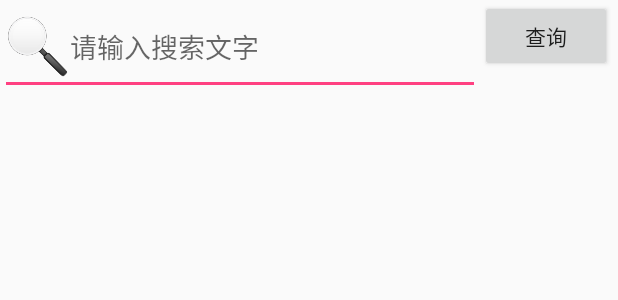
After one commit to zxg1351/decorateOfMaple, an Android app: the layout include_search_bar.xml on its own in the app's theme, with its tools: preview values and no code run, on a phone screen of 412 x 824 dp. The commit adds this screen. Shown: the top 300 px of the screen. Run offline under Robolectric (Android 15) with nearby library versions, the phone set to English and light mode, and no system bars.

Commit message:
#20170511 commit

```diff
--- a/app/build.gradle
+++ b/app/build.gradle
@@ -30,4 +30,5 @@ dependencies {
     compile 'com.github.bumptech.glide:glide:3.7.0'
     compile 'com.blankj:utilcode:1.3.6'
     compile files('libs/sun.misc.BASE64Decoder.jar')
+
 }
--- a/app/src/main/AndroidManifest.xml
+++ b/app/src/main/AndroidManifest.xml
@@ -13,7 +13,6 @@
     <uses-permission android:name="android.permission.READ_EXTERNAL_STORAGE"></uses-permission>
     <uses-feature android:name="android.hardware.camera"/>
     <uses-feature android:name="android.hardware.camera.autofocus"/>
-
     <uses-permission android:name="android.permission.CAMERA"/>
     <uses-permission android:name="android.permission.WRITE_EXTERNAL_STORAGE"></uses-permission>
 
@@ -40,7 +39,7 @@
         <activity android:name=".ui.ThreeActivity"
             android:theme="@style/themeSetting"></activity>
         <activity android:name=".ui.ContactListActivity"
-
+            android:theme="@style/themeSetting"
             ></activity>
         <activity android:name=".ui.ImageActivity"
             android:theme="@style/themeSetting"
--- a/app/src/main/java/com/example/administrator/zxg/MainActivity.java
+++ b/app/src/main/java/com/example/administrator/zxg/MainActivity.java
@@ -5,6 +5,7 @@ import android.os.Bundle;
 import android.support.v7.widget.LinearLayoutManager;
 import android.support.v7.widget.RecyclerView;
 import android.view.View;
+import android.widget.TextView;
 import android.widget.Toast;
 
 import com.example.administrator.zxg.adapter.HomeAdapter;
@@ -21,12 +22,14 @@ public class MainActivity extends CommonActivity {
     private RecyclerView recyclerview;
     private List<String> mData;
     private HomeAdapter mHomeAdapter;
+    private TextView tv_title;//标题
 
     @Override
     protected void onCreate(Bundle savedInstanceState) {
         super.onCreate(savedInstanceState);
         setContentView(R.layout.activity_main);
         initDate();
+        tv_title.setText("天涯海角");
         recyclerview = (RecyclerView) findViewById(R.id.id_recyclerview);
         recyclerview.setLayoutManager(new LinearLayoutManager(this));
         recyclerview.setHasFixedSize(true);
@@ -35,7 +38,6 @@ public class MainActivity extends CommonActivity {
         mHomeAdapter.setOnItemClickLitener(new HomeAdapter.OnItemClickLitener() {
             @Override
             public void onItemClick(View view, int position) {
-                Toast.makeText(MainActivity.this,"hangan",Toast.LENGTH_SHORT).show();
                 Intent intent = new Intent(MainActivity.this, ContactListActivity.class);
                 startActivity(intent);
             }
@@ -51,6 +53,7 @@ public class MainActivity extends CommonActivity {
     }
 
     private void initDate() {
+        tv_title= (TextView)  findViewById(R.id.tv_title);
         mData = new ArrayList<>();
         for (int i = 'A'; i < 'z'; i++) {
             mData.add("" + (char) i);
--- a/app/src/main/res/layout/activity_contact_list.xml
+++ b/app/src/main/res/layout/activity_contact_list.xml
@@ -3,6 +3,9 @@
               android:orientation="vertical"
               android:layout_width="match_parent"
               android:layout_height="match_parent">
+        <include layout="@layout/include_head_text"></include>
+        <include layout="@layout/include_search_bar"></include>
+
         <ListView
             android:id="@+id/lv_contact"
             android:layout_width="match_parent"
--- /dev/null
+++ b/app/src/main/res/layout/include_search_bar.xml
@@ -0,0 +1,32 @@
+<?xml version="1.0" encoding="utf-8"?>
+<LinearLayout xmlns:android="http://schemas.android.com/apk/res/android"
+    android:orientation="horizontal" android:layout_width="match_parent"
+    android:layout_height="100px">
+
+    <LinearLayout
+        android:layout_width="0dp"
+        android:layout_height="wrap_content"
+        android:layout_weight="3.5"
+        android:orientation="horizontal">
+        <EditText
+            android:id="@+id/et_search"
+            android:layout_width="match_parent"
+            android:layout_height="wrap_content"
+            android:drawableLeft="@mipmap/magnifier"
+            android:hint="@string/search_label"/>
+    </LinearLayout>
+
+    <LinearLayout
+        android:layout_width="0dp"
+        android:layout_height="wrap_content"
+        android:orientation="horizontal"
+        android:layout_weight="1">
+
+        <Button
+            android:layout_width="wrap_content"
+            android:layout_height="wrap_content"
+            android:onClick="contactSearch"
+            android:text="查询"/>
+    </LinearLayout>
+
+</LinearLayout>
--- a/app/src/main/res/values/strings.xml
+++ b/app/src/main/res/values/strings.xml
@@ -11,4 +11,7 @@
     <string name="input_mobile">请输入手机号码</string>
     <string name="verificationCode">请输入验证码</string>
     <string name="input_newPassword">请输入新密码</string>
+    <string name="search_label">请输入搜索文字</string>
+    <string name="search_label1">请输入搜索文字</string>
+    <string name="settings_description">设置描述</string>
 </resources>
```
Also changed, not shown: app/src/main/java/com/example/administrator/zxg/adapter/ContactListAdapter.java (added, +80 -0 lines), app/src/main/java/com/example/administrator/zxg/ui/ContactListActivity.java (+33 -72 lines), app/src/main/res/layout/item_contact.xml (+27 -12 lines), app/src/main/res/mipmap-xxhdpi/icon_head_bg.png (added), app/src/main/res/mipmap-xxhdpi/icon_head_image.png (added), app/src/main/res/mipmap-xxhdpi/magnifier.png (added).
